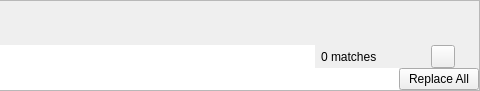
Qt form slate/textparts/findreplace.ui (theCheeseboard/theSlate) before a commit; both pictures show x 206 to 686 and y 0 to 91 of the 686 by 91 pixel window.
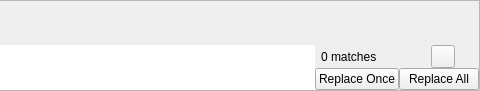
The same form after that commit. Icons and pictures are not drawn.

Commit message: Add Find/Replace wraparound and Replace Once option

The edit to the form file:
```diff
--- a/slate/textparts/findreplace.ui
+++ b/slate/textparts/findreplace.ui
@@ -197,6 +197,9 @@
       </item>
       <item>
        <layout class="QHBoxLayout" name="horizontalLayout_2">
+        <property name="spacing">
+         <number>0</number>
+        </property>
         <item>
          <widget class="QLineEdit" name="replaceBox">
           <property name="sizePolicy">
@@ -213,6 +216,13 @@
           </property>
          </widget>
         </item>
+        <item>
+         <widget class="QPushButton" name="replaceSelectedButton">
+          <property name="text">
+           <string>Replace Once</string>
+          </property>
+         </widget>
+        </item>
         <item>
          <widget class="QPushButton" name="replaceAllButton">
           <property name="text">
```
Left out of the diff: 10 changed lines with no effect on the pictures. The commit also changes 171 other files.
